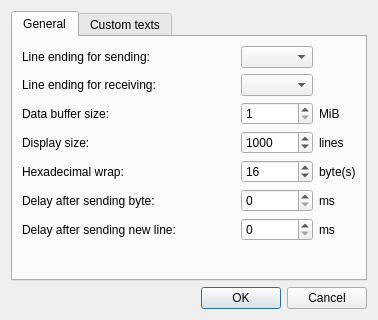
Above: consolesettingsdialog.ui from ivanovp/iserterm before the change. Below: the same form after it.
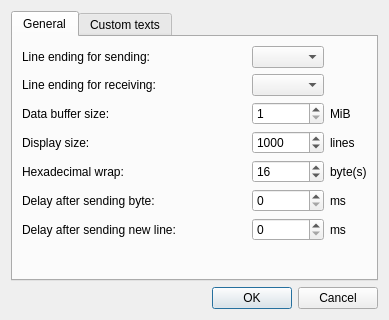
That is the form after the change.

What changed in the file:
```diff
--- a/consolesettingsdialog.ui
+++ b/consolesettingsdialog.ui
@@ -6,7 +6,7 @@
    <rect>
     <x>0</x>
     <y>0</y>
-    <width>378</width>
+    <width>389</width>
     <height>320</height>
    </rect>
   </property>
```
Left out of the diff: 2 changed lines with no effect on the pictures.
